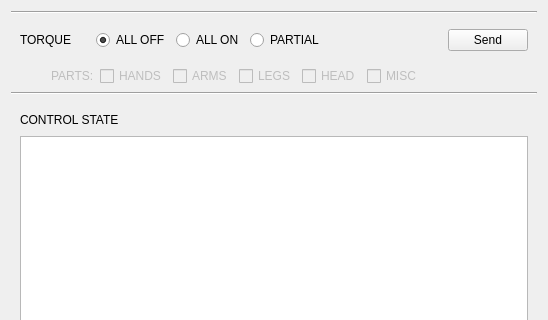
Above: thor_mang_supervisor/resource/supervisor.ui from thor-mang/thor_mang_ui before the change; both pictures show x 0 to 548 and y 0 to 320 of the 548 by 629 pixel window. Below: the same form after it.
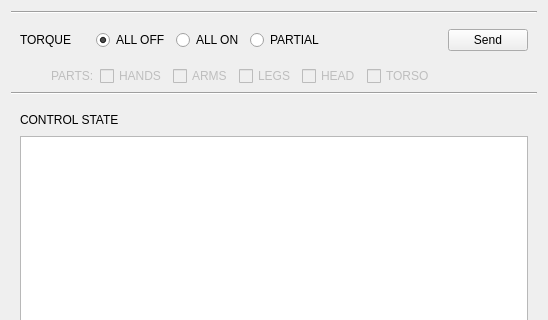
That is the form after the change.

Commit message: replaced misc torque checkbox with torso

```diff
--- a/thor_mang_supervisor/resource/supervisor.ui
+++ b/thor_mang_supervisor/resource/supervisor.ui
@@ -176,7 +176,7 @@
         <bool>false</bool>
        </property>
        <property name="text">
-        <string>MISC</string>
+        <string>TORSO</string>
        </property>
       </widget>
      </item>
```
Left out of the diff: 4 changed lines with no effect on the pictures. The commit also changes 1 other file.
